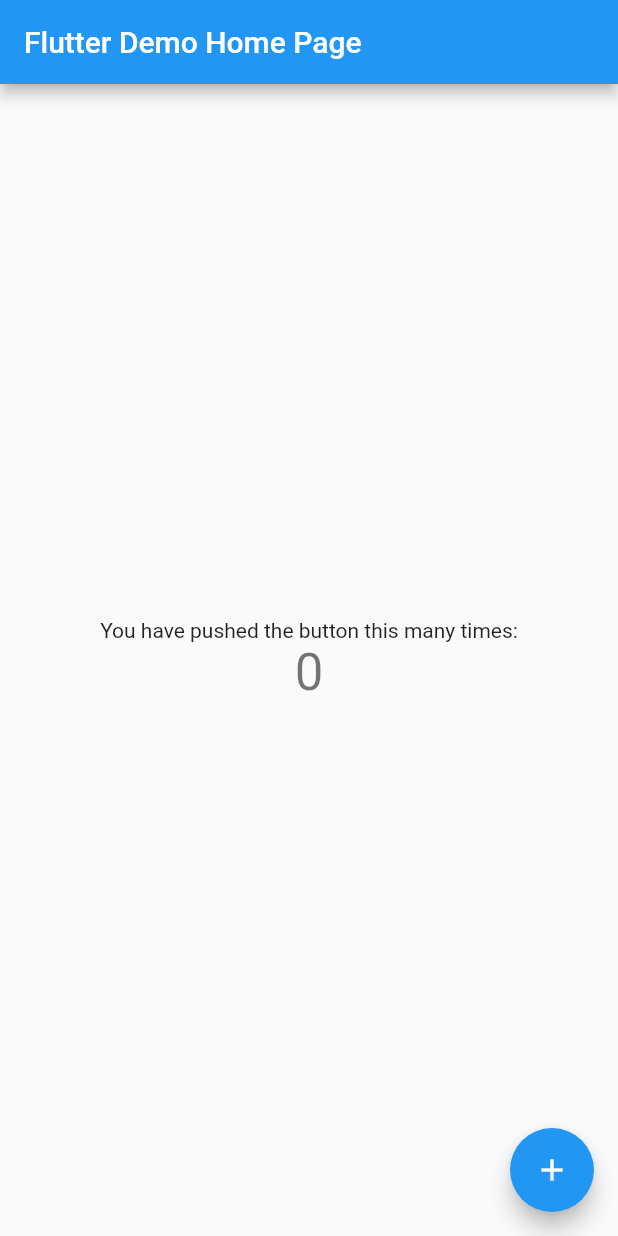
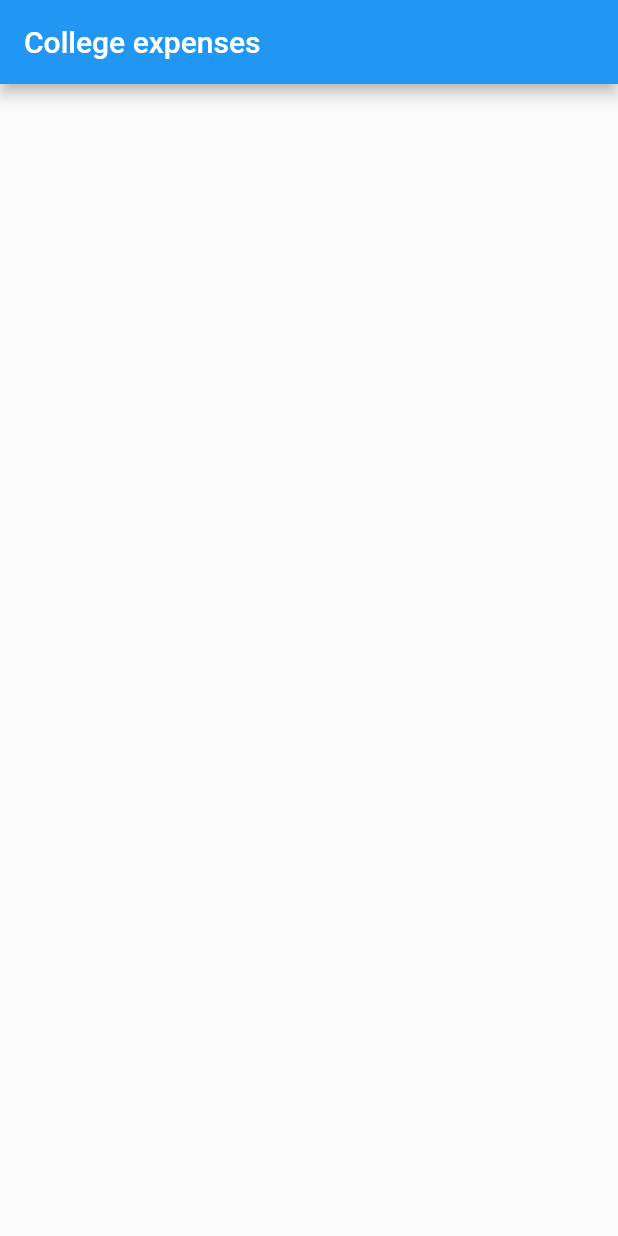
Before and after one commit to sarrietav-dev/uni_expenses, a Flutter app: the screen it shows after launch, on a phone screen of 412 x 824 dp. Run offline on Flutter 3.47's test engine with Material 2 defaults, Android fonts, the phone set to English and light mode, and no system bars.

Commit message:
🎉 Initial commit

```diff
--- a/lib/main.dart
+++ b/lib/main.dart
@@ -7,109 +7,27 @@
 class MyApp extends StatelessWidget {
   const MyApp({super.key});
 
-  // This widget is the root of your application.
   @override
   Widget build(BuildContext context) {
     return MaterialApp(
-      title: 'Flutter Demo',
+      title: 'College expenses',
       theme: ThemeData(
-        // This is the theme of your application.
-        //
-        // Try running your application with "flutter run". You'll see the
-        // application has a blue toolbar. Then, without quitting the app, try
-        // changing the primarySwatch below to Colors.green and then invoke
-        // "hot reload" (press "r" in the console where you ran "flutter run",
-        // or simply save your changes to "hot reload" in a Flutter IDE).
-        // Notice that the counter didn't reset back to zero; the application
-        // is not restarted.
         primarySwatch: Colors.blue,
       ),
-      home: const MyHomePage(title: 'Flutter Demo Home Page'),
+      home: const MyHomePage(title: 'College expenses'),
     );
   }
 }
 
-class MyHomePage extends StatefulWidget {
+class MyHomePage extends StatelessWidget {
   const MyHomePage({super.key, required this.title});
-
-  // This widget is the home page of your application. It is stateful, meaning
-  // that it has a State object (defined below) that contains fields that affect
-  // how it looks.
-
-  // This class is the configuration for the state. It holds the values (in this
-  // case the title) provided by the parent (in this case the App widget) and
-  // used by the build method of the State. Fields in a Widget subclass are
-  // always marked "final".
 
   final String title;
 
   @override
-  State<MyHomePage> createState() => _MyHomePageState();
-}
-
-class _MyHomePageState extends State<MyHomePage> {
-  int _counter = 0;
-
-  void _incrementCounter() {
-    setState(() {
-      // This call to setState tells the Flutter framework that something has
-      // changed in this State, which causes it to rerun the build method below
-      // so that the display can reflect the updated values. If we changed
-      // _counter without calling setState(), then the build method would not be
-      // called again, and so nothing would appear to happen.
-      _counter++;
-    });
-  }
-
-  @override
   Widget build(BuildContext context) {
-    // This method is rerun every time setState is called, for instance as done
-    // by the _incrementCounter method above.
-    //
-    // The Flutter framework has been optimized to make rerunning build methods
-    // fast, so that you can just rebuild anything that needs updating rather
-    // than having to individually change instances of widgets.
     return Scaffold(
-      appBar: AppBar(
-        // Here we take the value from the MyHomePage object that was created by
-        // the App.build method, and use it to set our appbar title.
-        title: Text(widget.title),
-      ),
-      body: Center(
-        // Center is a layout widget. It takes a single child and positions it
-        // in the middle of the parent.
-        child: Column(
-          // Column is also a layout widget. It takes a list of children and
-          // arranges them vertically. By default, it sizes itself to fit its
-          // children horizontally, and tries to be as tall as its parent.
-          //
-          // Invoke "debug painting" (press "p" in the console, choose the
-          // "Toggle Debug Paint" action from the Flutter Inspector in Android
-          // Studio, or the "Toggle Debug Paint" command in Visual Studio Code)
-          // to see the wireframe for each widget.
-          //
-          // Column has various properties to control how it sizes itself and
-          // how it positions its children. Here we use mainAxisAlignment to
-          // center the children vertically; the main axis here is the vertical
-          // axis because Columns are vertical (the cross axis would be
-          // horizontal).
-          mainAxisAlignment: MainAxisAlignment.center,
-          children: <Widget>[
-            const Text(
-              'You have pushed the button this many times:',
-            ),
-            Text(
-              '$_counter',
-              style: Theme.of(context).textTheme.headline4,
-            ),
-          ],
-        ),
-      ),
-      floatingActionButton: FloatingActionButton(
-        onPressed: _incrementCounter,
-        tooltip: 'Increment',
-        child: const Icon(Icons.add),
-      ), // This trailing comma makes auto-formatting nicer for build methods.
+      appBar: AppBar(title: Text(title)),
     );
   }
 }
```
